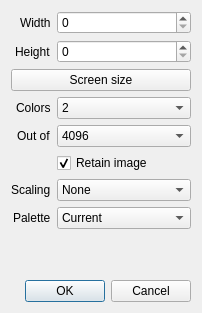
Qt form src/propertiesdialog.ui (Vesuri/excellence) before a commit.
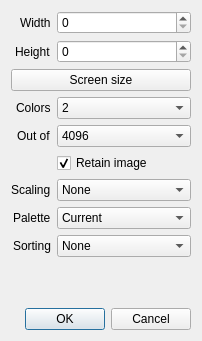
The same form after that commit.

Commit message: Expose sorting in optimal palette dialogs

Patch:
```diff
--- a/src/propertiesdialog.ui
+++ b/src/propertiesdialog.ui
@@ -7,7 +7,7 @@
     <x>0</x>
     <y>0</y>
     <width>202</width>
-    <height>313</height>
+    <height>341</height>
    </rect>
   </property>
   <property name="windowTitle">
@@ -235,6 +235,20 @@
        </item>
       </widget>
      </item>
+     <item row="8" column="0">
+      <widget class="QLabel" name="labelSorting">
+       <property name="text">
+        <string>Sorting</string>
+       </property>
+      </widget>
+     </item>
+     <item row="8" column="1">
+      <widget class="QComboBox" name="comboBoxSorting">
+       <item><property name="text"><string>None</string></property></item>
+       <item><property name="text"><string>Dark to light</string></property></item>
+       <item><property name="text"><string>Light to dark</string></property></item>
+      </widget>
+     </item>
     </layout>
    </item>
    <item>
```
The commit also changes 6 other files.
